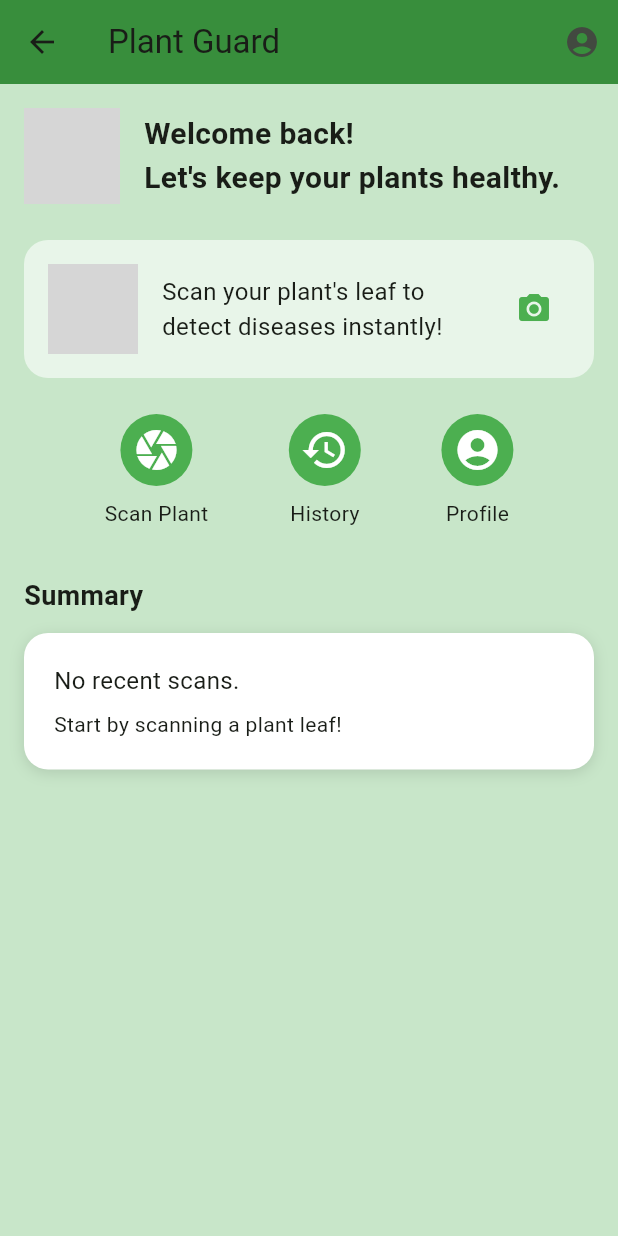
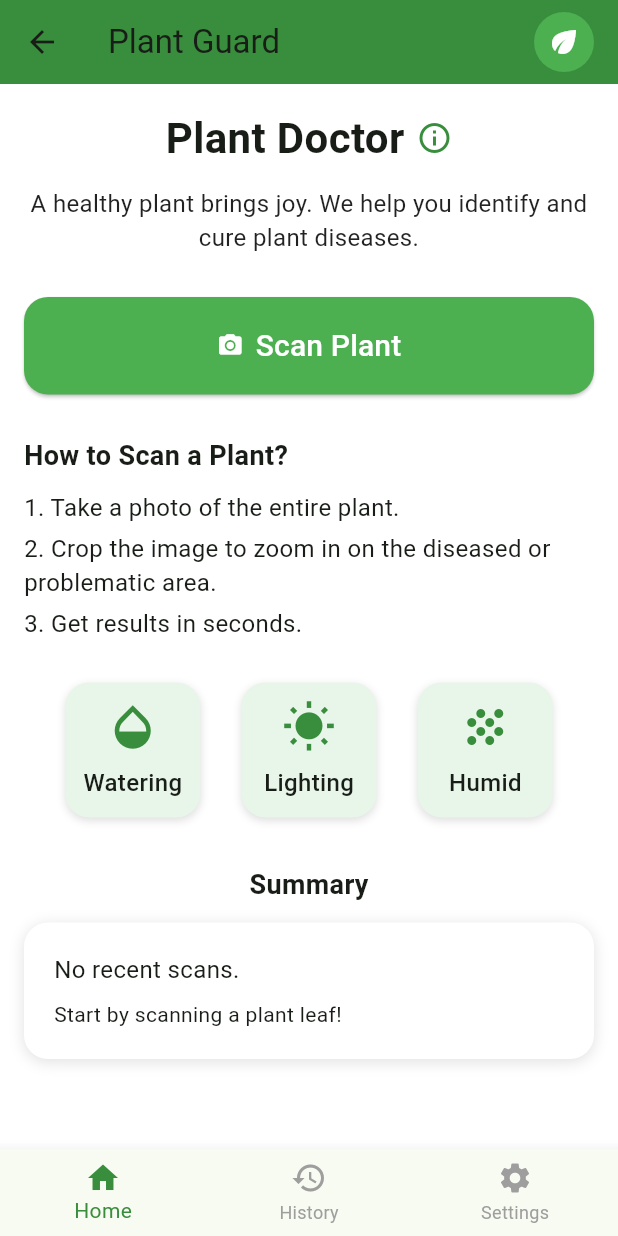
Before and after one commit to pankajrajparajuli/flutter_app_plant_guard, a Flutter app: the HomeScreen screen opened by its route, on a phone screen of 412 x 824 dp. Run offline on Flutter 3.47's test engine with Material 3 defaults, Android fonts, the light colour scheme and no system bars; our stand-ins replace flutter_secure_storage, image_picker, jwt_decoder; accounts and stored records are empty; grey boxes are pictures that could not be loaded.

Commit message:
changes in home screen ui

```diff
--- a/plant_guard/lib/screens/home_screen.dart
+++ b/plant_guard/lib/screens/home_screen.dart
@@ -10,11 +10,17 @@ class HomeScreen extends StatelessWidget {
         title: const Text('Plant Guard'),
         backgroundColor: Colors.green[700],
         actions: [
-          IconButton(
-            icon: const Icon(Icons.account_circle),
+          Padding(
+            padding: const EdgeInsets.only(right: 16.0),
+            child: CircleAvatar(
+              backgroundColor: Colors.green,
+              child: IconButton(
+                icon: const Icon(Icons.eco, color: Colors.white),
                 onPressed: () {
-              Navigator.pushNamed(context, '/profile');
+                  // You can add a menu or logo action here
                 },
+              ),
+            ),
           ),
         ],
       ),
@@ -22,85 +28,89 @@ class HomeScreen extends StatelessWidget {
         child: Padding(
           padding: const EdgeInsets.all(16.0),
           child: Column(
-            crossAxisAlignment: CrossAxisAlignment.start,
+            crossAxisAlignment: CrossAxisAlignment.center,
             children: [
               Row(
+                mainAxisAlignment: MainAxisAlignment.center,
                 children: [
-                  CircleAvatar(
-                    radius: 32,
-                    backgroundImage: NetworkImage(
-                      'https://images.unsplash.com/photo-1506744038136-46273834b3fb?auto=format&fit=crop&w=200&q=80',
+                  const Text(
+                    'Plant Doctor',
+                    style: TextStyle(fontSize: 28, fontWeight: FontWeight.bold),
                   ),
-                  ),
-                  const SizedBox(width: 16),
-                  const Expanded(
-                    child: Text(
-                      'Welcome back!\nLet\'s keep your plants healthy.',
-                      style: TextStyle(
-                        fontSize: 20,
-                        fontWeight: FontWeight.bold,
-                      ),
-                    ),
+                  const SizedBox(width: 8),
+                  Tooltip(
+                    message: 'Get help identifying and curing plant diseases.',
+                    child: Icon(Icons.info_outline, color: Colors.green[700]),
                   ),
                 ],
               ),
-              const SizedBox(height: 24),
-              Container(
+              const SizedBox(height: 12),
+              const Text(
+                'A healthy plant brings joy. We help you identify and cure plant diseases.',
+                textAlign: TextAlign.center,
+                style: TextStyle(fontSize: 16, color: Colors.black87),
+              ),
+              const SizedBox(height: 28),
+              SizedBox(
                 width: double.infinity,
-                decoration: BoxDecoration(
-                  color: Colors.green[50],
+                child: ElevatedButton.icon(
+                  style: ElevatedButton.styleFrom(
+                    backgroundColor: Colors.green,
+                    padding: const EdgeInsets.symmetric(vertical: 18),
+                    shape: RoundedRectangleBorder(
                       borderRadius: BorderRadius.circular(16),
                     ),
-                padding: const EdgeInsets.all(16),
-                child: Row(
-                  children: [
-                    Image.network(
-                      'https://images.unsplash.com/photo-1465101046530-73398c7f28ca?auto=format&fit=crop&w=80&q=80',
-                      width: 60,
-                      height: 60,
-                      fit: BoxFit.cover,
                   ),
-                    const SizedBox(width: 16),
-                    const Expanded(
-                      child: Text(
-                        'Scan your plant\'s leaf to detect diseases instantly!',
-                        style: TextStyle(fontSize: 16),
+                  icon: const Icon(Icons.camera_alt, color: Colors.white),
+                  label: const Text(
+                    'Scan Plant',
+                    style: TextStyle(fontSize: 20, color: Colors.white),
                   ),
-                    ),
-                    IconButton(
-                      icon: const Icon(Icons.camera_alt, color: Colors.green),
                   onPressed: () {
                     Navigator.pushNamed(context, '/detect');
                   },
                 ),
+              ),
+              const SizedBox(height: 28),
+              // Instructions Section
+              Align(
+                alignment: Alignment.centerLeft,
+                child: Column(
+                  crossAxisAlignment: CrossAxisAlignment.start,
+                  children: const [
+                    Text(
+                      'How to Scan a Plant?',
+                      style: TextStyle(
+                        fontSize: 18,
+                        fontWeight: FontWeight.bold,
+                      ),
+                    ),
+                    SizedBox(height: 10),
+                    Text(
+                      '1. Take a photo of the entire plant.',
+                      style: TextStyle(fontSize: 16),
+                    ),
+                    SizedBox(height: 4),
+                    Text(
+                      '2. Crop the image to zoom in on the diseased or problematic area.',
+                      style: TextStyle(fontSize: 16),
+                    ),
+                    SizedBox(height: 4),
+                    Text(
+                      '3. Get results in seconds.',
+                      style: TextStyle(fontSize: 16),
+                    ),
                   ],
                 ),
               ),
-              const SizedBox(height: 24),
+              const SizedBox(height: 28),
+              // Quick Tips Section
               Row(
                 mainAxisAlignment: MainAxisAlignment.spaceEvenly,
-                children: [
-                  _HomeActionButton(
-                    icon: Icons.camera,
-                    label: 'Scan Plant',
-                    onTap: () {
-                      Navigator.pushNamed(context, '/detect');
-                    },
-                  ),
-                  _HomeActionButton(
-                    icon: Icons.history,
-                    label: 'History',
-                    onTap: () {
-                      Navigator.pushNamed(context, '/history');
-                    },
-                  ),
-                  _HomeActionButton(
-                    icon: Icons.account_circle,
-                    label: 'Profile',
-                    onTap: () {
-                      Navigator.pushNamed(context, '/profile');
-                    },
-                  ),
+                children: const [
+                  _CareTipTile(icon: Icons.opacity, label: 'Watering'),
+                  _CareTipTile(icon: Icons.wb_sunny, label: 'Lighting'),
+                  _CareTipTile(icon: Icons.grain, label: 'Humid'),
                 ],
               ),
               const SizedBox(height: 32),
@@ -136,39 +146,61 @@ class HomeScreen extends StatelessWidget {
           ),
         ),
       ),
-      backgroundColor: Colors.green[100],
+      backgroundColor: Colors.white,
+      bottomNavigationBar: BottomNavigationBar(
+        currentIndex: 0,
+        selectedItemColor: Colors.green[700],
+        unselectedItemColor: Colors.grey,
+        onTap: (index) {
+          if (index == 0) {
+            // Already on home
+          } else if (index == 1) {
+            Navigator.pushNamed(context, '/history');
+          } else if (index == 2) {
+            Navigator.pushNamed(context, '/profile');
+          }
+        },
+        items: const [
+          BottomNavigationBarItem(icon: Icon(Icons.home), label: 'Home'),
+          BottomNavigationBarItem(icon: Icon(Icons.history), label: 'History'),
+          BottomNavigationBarItem(
+            icon: Icon(Icons.settings),
+            label: 'Settings',
+          ),
+        ],
+      ),
     );
   }
 }
 
-class _HomeActionButton extends StatelessWidget {
+class _CareTipTile extends StatelessWidget {
   final IconData icon;
   final String label;
-  final VoidCallback onTap;
-  const _HomeActionButton({
-    required this.icon,
-    required this.label,
-    required this.onTap,
-  });
+  const _CareTipTile({required this.icon, required this.label});
 
   @override
   Widget build(BuildContext context) {
-    return Column(
+    return Container(
+      width: 90,
+      height: 90,
+      decoration: BoxDecoration(
+        color: Colors.green[50],
+        borderRadius: BorderRadius.circular(16),
+        boxShadow: [
+          BoxShadow(color: Colors.black12, blurRadius: 4, offset: Offset(0, 2)),
+        ],
+      ),
+      child: Column(
+        mainAxisAlignment: MainAxisAlignment.center,
         children: [
-        Ink(
-          decoration: const ShapeDecoration(
-            color: Colors.green,
-            shape: CircleBorder(),
+          Icon(icon, size: 36, color: Colors.green[700]),
+          const SizedBox(height: 8),
+          Text(
+            label,
+            style: const TextStyle(fontSize: 16, fontWeight: FontWeight.w500),
           ),
-          child: IconButton(
-            icon: Icon(icon, color: Colors.white),
-            onPressed: onTap,
-            iconSize: 32,
+        ],
       ),
-        ),
-        const SizedBox(height: 8),
-        Text(label, style: const TextStyle(fontSize: 14)),
-      ],
     );
   }
 }
```
Lines whose indentation alone changed are shown as unchanged.
